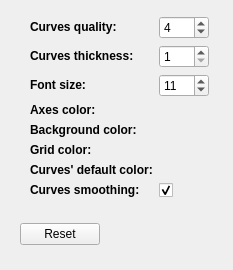
Above: Windows/settings.ui from AdelKS/ZeGrapher before the change. Below: the same form after it.
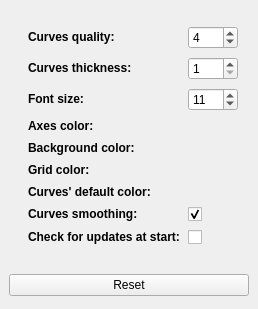
That is the form after the change. Icons and pictures are not drawn.

Commit message:
Added update check module.
Updated copyright header to current year.

Diff of the .ui file:
```diff
--- a/Windows/settings.ui
+++ b/Windows/settings.ui
@@ -6,8 +6,8 @@
    <rect>
     <x>0</x>
     <y>0</y>
-    <width>233</width>
-    <height>270</height>
+    <width>258</width>
+    <height>309</height>
    </rect>
   </property>
   <property name="sizePolicy">
@@ -30,6 +30,21 @@
     <normaloff>:/icons/settings.png</normaloff>:/icons/settings.png</iconset>
   </property>
   <layout class="QVBoxLayout" name="verticalLayout">
+   <property name="spacing">
+    <number>8</number>
+   </property>
+   <property name="leftMargin">
+    <number>9</number>
+   </property>
+   <property name="topMargin">
+    <number>9</number>
+   </property>
+   <property name="rightMargin">
+    <number>9</number>
+   </property>
+   <property name="bottomMargin">
+    <number>9</number>
+   </property>
    <item>
     <layout class="QFormLayout" name="formLayout">
      <property name="fieldGrowthPolicy">
@@ -181,8 +196,8 @@
       <widget class="QCheckBox" name="smoothing">
        <property name="maximumSize">
         <size>
-         <width>20</width>
-         <height>20</height>
+         <width>25</width>
+         <height>25</height>
         </size>
        </property>
        <property name="text">
@@ -206,6 +221,26 @@
      <item row="6" column="1">
       <layout class="QHBoxLayout" name="defaultColorLayout"/>
      </item>
+     <item row="8" column="0">
+      <widget class="QLabel" name="label_9">
+       <property name="text">
+        <string>&lt;strong&gt;Check for updates at start:&lt;/strong&gt;</string>
+       </property>
+      </widget>
+     </item>
+     <item row="8" column="1">
+      <widget class="QCheckBox" name="updateCheckAtStart">
+       <property name="maximumSize">
+        <size>
+         <width>25</width>
+         <height>25</height>
+        </size>
+       </property>
+       <property name="text">
+        <string/>
+       </property>
+      </widget>
+     </item>
     </layout>
    </item>
    <item>
@@ -213,10 +248,25 @@
      <property name="maximumSize">
       <size>
        <width>16777215</width>
-       <height>50</height>
+       <height>30</height>
       </size>
      </property>
      <layout class="QHBoxLayout" name="horizontalLayout">
+      <property name="spacing">
+       <number>0</number>
+      </property>
+      <property name="leftMargin">
+       <number>0</number>
+      </property>
+      <property name="topMargin">
+       <number>0</number>
+      </property>
+      <property name="rightMargin">
+       <number>0</number>
+      </property>
+      <property name="bottomMargin">
+       <number>0</number>
+      </property>
       <item>
        <widget class="QPushButton" name="reset">
         <property name="text">
@@ -224,19 +274,6 @@
         </property>
        </widget>
       </item>
-      <item>
-       <spacer name="horizontalSpacer_3">
-        <property name="orientation">
-         <enum>Qt::Horizontal</enum>
-        </property>
-        <property name="sizeHint" stdset="0">
-         <size>
-          <width>40</width>
-          <height>20</height>
-         </size>
-        </property>
-       </spacer>
-      </item>
      </layout>
     </widget>
    </item>
```
Left out of the diff: 3 changed lines with no effect on the pictures. The commit also changes 112 other files.
